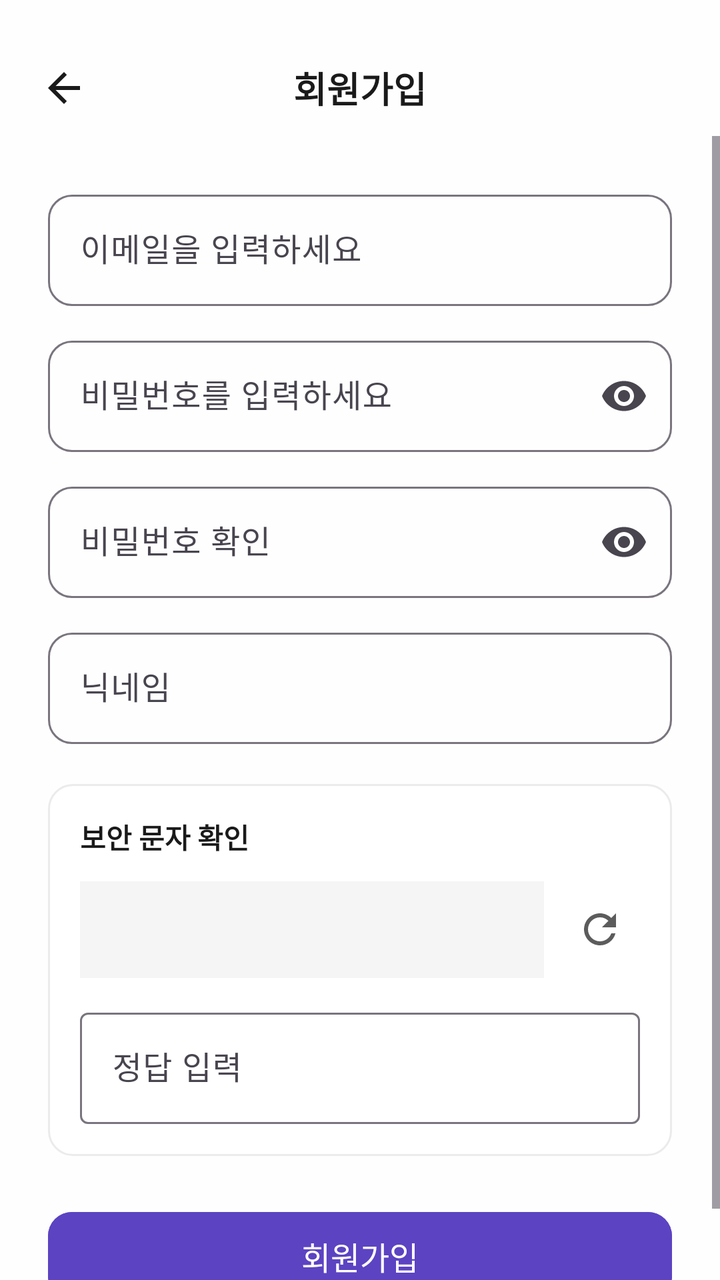
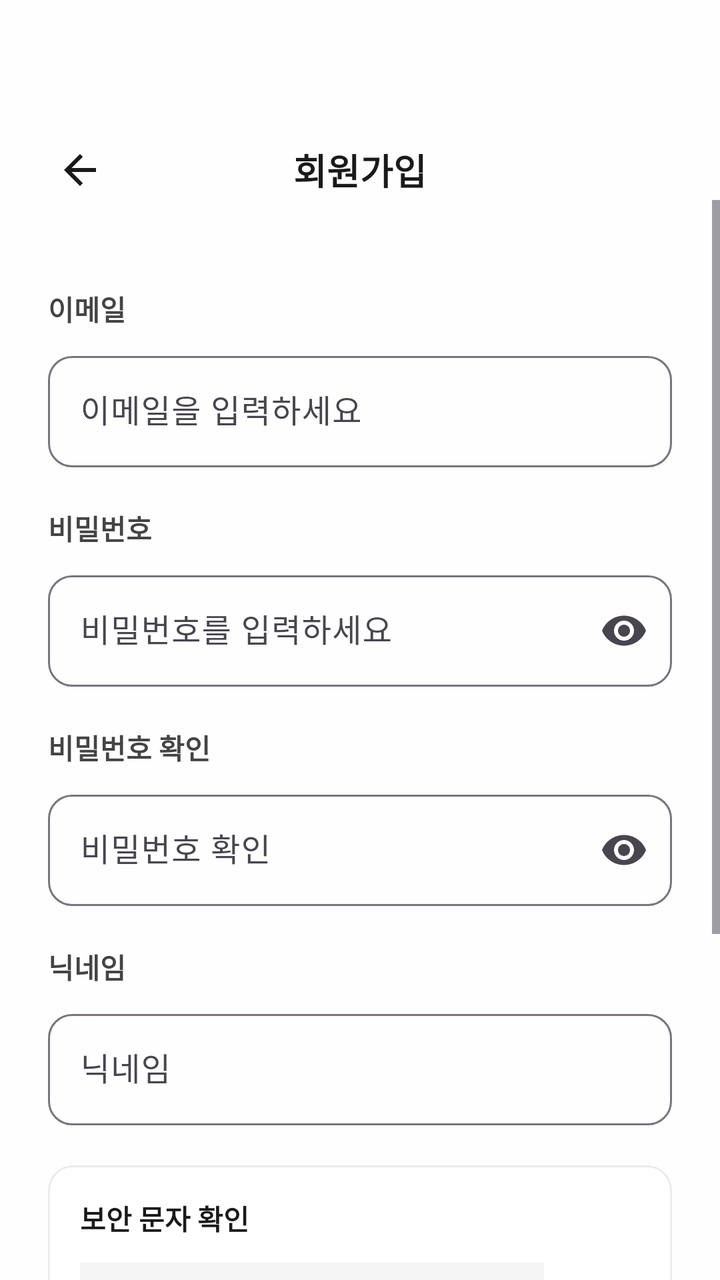

Before-and-after screenshots of an Android layout around one commit, followed by the original layout XML and the change that was made.
<!-- AndroidManifest.xml: application theme Theme.TripShare -->
<!-- res/layout/activity_signup.xml -->
<?xml version="1.0" encoding="utf-8"?>
<LinearLayout xmlns:android="http://schemas.android.com/apk/res/android"
    xmlns:app="http://schemas.android.com/apk/res-auto"
    android:layout_width="match_parent"
    android:layout_height="match_parent"
    android:background="@color/background"
    android:fitsSystemWindows="true"
    android:orientation="vertical">

    <LinearLayout
        android:id="@+id/toolbar"
        android:layout_width="match_parent"
        android:layout_height="wrap_content"
        android:gravity="center_vertical"
        android:minHeight="@dimen/toolbar_min_height"
        android:orientation="horizontal"
        android:paddingHorizontal="8dp"
        android:paddingTop="@dimen/screen_top_extra">

        <ImageButton
            android:id="@+id/btn_back"
            android:layout_width="48dp"
            android:layout_height="48dp"
            android:background="?attr/selectableItemBackgroundBorderless"
            android:contentDescription="@null"
            android:src="@drawable/ic_back" />

        <TextView
            android:layout_width="0dp"
            android:layout_height="wrap_content"
            android:layout_weight="1"
            android:gravity="center"
            android:text="@string/sign_up"
            android:textColor="@color/text_primary"
            android:textSize="18sp"
            android:textStyle="bold" />

        <View
            android:layout_width="48dp"
            android:layout_height="48dp" />
    </LinearLayout>

    <ScrollView
        android:layout_width="match_parent"
        android:layout_height="0dp"
        android:layout_weight="1"
        android:clipToPadding="false">

        <LinearLayout
            android:layout_width="match_parent"
            android:layout_height="wrap_content"
            android:orientation="vertical"
            android:padding="24dp">

            <com.google.android.material.textfield.TextInputLayout
                android:layout_width="match_parent"
                android:layout_height="wrap_content"
                android:hint="@string/email"
                app:boxBackgroundMode="outline"
                app:boxCornerRadiusBottomEnd="12dp"
                app:boxCornerRadiusBottomStart="12dp"
                app:boxCornerRadiusTopEnd="12dp"
                app:boxCornerRadiusTopStart="12dp">

                <com.google.android.material.textfield.TextInputEditText
                    android:id="@+id/et_email"
                    android:layout_width="match_parent"
                    android:layout_height="wrap_content"
                    android:inputType="textEmailAddress" />
            </com.google.android.material.textfield.TextInputLayout>

            <com.google.android.material.textfield.TextInputLayout
                android:layout_width="match_parent"
                android:layout_height="wrap_content"
                android:layout_marginTop="12dp"
                android:hint="@string/password"
                app:boxBackgroundMode="outline"
                app:boxCornerRadiusBottomEnd="12dp"
                app:boxCornerRadiusBottomStart="12dp"
                app:boxCornerRadiusTopEnd="12dp"
                app:boxCornerRadiusTopStart="12dp"
                app:endIconMode="password_toggle">

                <com.google.android.material.textfield.TextInputEditText
                    android:id="@+id/et_password"
                    android:layout_width="match_parent"
                    android:layout_height="wrap_content"
                    android:inputType="textPassword" />
            </com.google.android.material.textfield.TextInputLayout>

            <com.google.android.material.textfield.TextInputLayout
                android:layout_width="match_parent"
                android:layout_height="wrap_content"
                android:layout_marginTop="12dp"
                android:hint="@string/confirm_password"
                app:boxBackgroundMode="outline"
                app:boxCornerRadiusBottomEnd="12dp"
                app:boxCornerRadiusBottomStart="12dp"
                app:boxCornerRadiusTopEnd="12dp"
                app:boxCornerRadiusTopStart="12dp"
                app:endIconMode="password_toggle">

                <com.google.android.material.textfield.TextInputEditText
                    android:id="@+id/et_confirm_password"
                    android:layout_width="match_parent"
                    android:layout_height="wrap_content"
                    android:inputType="textPassword" />
            </com.google.android.material.textfield.TextInputLayout>

            <com.google.android.material.textfield.TextInputLayout
                android:layout_width="match_parent"
                android:layout_height="wrap_content"
                android:layout_marginTop="12dp"
                android:hint="@string/nickname"
                app:boxBackgroundMode="outline"
                app:boxCornerRadiusBottomEnd="12dp"
                app:boxCornerRadiusBottomStart="12dp"
                app:boxCornerRadiusTopEnd="12dp"
                app:boxCornerRadiusTopStart="12dp">

                <com.google.android.material.textfield.TextInputEditText
                    android:id="@+id/et_nickname"
                    android:layout_width="match_parent"
                    android:layout_height="wrap_content"
                    android:inputType="text" />
            </com.google.android.material.textfield.TextInputLayout>

            <include
                android:id="@+id/captcha_view"
                layout="@layout/view_captcha" />

            <com.google.android.material.button.MaterialButton
                android:id="@+id/btn_signup"
                style="@style/PurpleButton"
                android:layout_width="match_parent"
                android:layout_height="wrap_content"
                android:layout_marginTop="24dp"
                android:text="@string/sign_up" />
        </LinearLayout>
    </ScrollView>
</LinearLayout>
<!-- res/layout/view_captcha.xml (included above) -->
<?xml version="1.0" encoding="utf-8"?>
<LinearLayout xmlns:android="http://schemas.android.com/apk/res/android"
    android:layout_width="match_parent"
    android:layout_height="wrap_content"
    android:layout_marginTop="20dp"
    android:background="@drawable/bg_rounded_card"
    android:orientation="vertical"
    android:padding="16dp">

    <TextView
        android:layout_width="wrap_content"
        android:layout_height="wrap_content"
        android:text="@string/captcha_title"
        android:textColor="@color/text_primary"
        android:textSize="14sp"
        android:textStyle="bold" />

    <LinearLayout
        android:layout_width="match_parent"
        android:layout_height="wrap_content"
        android:layout_marginTop="12dp"
        android:gravity="center_vertical"
        android:orientation="horizontal">

        <TextView
            android:id="@+id/tv_captcha_question"
            android:layout_width="0dp"
            android:layout_height="wrap_content"
            android:layout_weight="1"
            android:background="@color/surface_subtle"
            android:padding="12dp"
            android:textColor="@color/text_primary"
            android:textSize="18sp"
            android:textStyle="bold" />

        <ImageButton
            android:id="@+id/btn_captcha_refresh"
            android:layout_width="40dp"
            android:layout_height="40dp"
            android:layout_marginStart="8dp"
            android:background="?attr/selectableItemBackgroundBorderless"
            android:contentDescription="@string/captcha_refresh"
            android:src="@drawable/ic_refresh" />
    </LinearLayout>

    <com.google.android.material.textfield.TextInputLayout
        android:layout_width="match_parent"
        android:layout_height="wrap_content"
        android:layout_marginTop="12dp"
        android:hint="@string/captcha_answer_hint">

        <com.google.android.material.textfield.TextInputEditText
            android:id="@+id/et_captcha_answer"
            android:layout_width="match_parent"
            android:layout_height="wrap_content"
            android:inputType="numberSigned" />
    </com.google.android.material.textfield.TextInputLayout>
</LinearLayout>
<!-- resources referenced by this layout -->
<resources>
  <color name="background">#FEFEFE</color>
  <color name="surface_subtle">#F5F5F5</color>
  <color name="text_primary">#1A1A1A</color>
  <dimen name="screen_top_extra">20dp</dimen>
  <dimen name="toolbar_min_height">56dp</dimen>
  <!-- drawable bg_rounded_card (drawable) -->
  <?xml version="1.0" encoding="utf-8"?>
  <shape xmlns:android="http://schemas.android.com/apk/res/android"
      android:shape="rectangle">
      <solid android:color="@color/card_bg" />
      <stroke
          android:width="1dp"
          android:color="@color/divider" />
      <corners android:radius="12dp" />
  </shape>
  <!-- drawable ic_back (drawable) -->
  <vector xmlns:android="http://schemas.android.com/apk/res/android"
      android:width="24dp"
      android:height="24dp"
      android:viewportWidth="24"
      android:viewportHeight="24">
      <path
          android:fillColor="@color/text_primary"
          android:pathData="M20,11H7.83l5.59,-5.59L12,4l-8,8 8,8 1.41,-1.41L7.83,13H20v-2z" />
  </vector>
  <!-- drawable ic_refresh (drawable) -->
  <vector xmlns:android="http://schemas.android.com/apk/res/android"
      android:width="24dp"
      android:height="24dp"
      android:viewportWidth="24"
      android:viewportHeight="24">
      <path
          android:fillColor="@color/text_secondary"
          android:pathData="M17.65,6.35C16.2,4.9 14.21,4 12,4c-4.42,0 -7.99,3.58 -7.99,8s3.57,8 7.99,8c3.73,0 6.84,-2.55 7.73,-6h-2.08c-0.82,2.33 -3.04,4 -5.65,4 -3.31,0 -6,-2.69 -6,-6s2.69,-6 6,-6c1.66,0 3.14,0.69 4.22,1.78L13,11h7V4l-2.35,2.35z" />
  </vector>
  <string name="captcha_answer_hint">정답 입력</string>
  <string name="captcha_refresh">새로고침</string>
  <string name="captcha_title">보안 문자 확인</string>
  <string name="confirm_password">비밀번호 확인</string>
  <string name="email">이메일을 입력하세요</string>
  <string name="nickname">닉네임</string>
  <string name="password">비밀번호를 입력하세요</string>
  <string name="sign_up">회원가입</string>
  <style name="PurpleButton" parent="Widget.Material3.Button">
          <item name="android:backgroundTint">@color/purple_primary</item>
          <item name="android:textColor">@color/white</item>
          <item name="cornerRadius">12dp</item>
          <item name="android:textSize">16sp</item>
          <item name="android:minHeight">52dp</item>
          <item name="android:letterSpacing">0</item>
      </style>
  <style name="Theme.TripShare" parent="Base.Theme.TripShare" />
  <color name="card_bg">#FFFFFF</color>
  <color name="divider">#EBEBEB</color>
  <color name="text_secondary">#5C5C5C</color>
  <color name="purple_primary">#5C43C2</color>
  <color name="white">#FFFFFFFF</color>
  <style name="Base.Theme.TripShare" parent="Theme.Material3.DayNight.NoActionBar">
          <item name="colorPrimary">@color/purple_primary</item>
          <item name="colorPrimaryDark">@color/purple_dark</item>
          <item name="colorAccent">@color/purple_primary</item>
          <item name="android:colorBackground">@color/background</item>
          <item name="colorSurface">@color/card_bg</item>
          <item name="android:windowBackground">@color/background</item>
          <item name="android:statusBarColor">@color/background</item>
          <item name="android:windowLightStatusBar">true</item>
          <item name="android:navigationBarColor">@color/background</item>
          <item name="android:windowLightNavigationBar" tools:targetApi="27">true</item>
          <item name="android:windowOptOutEdgeToEdgeEnforcement" tools:targetApi="35">true</item>
      </style>
  <color name="purple_dark">#4A35A0</color>
</resources>

<!-- the commit's change to res/layout/activity_signup.xml (unified diff, before → after) -->
@@ -10,12 +10,12 @@
     <LinearLayout
         android:id="@+id/toolbar"
         android:layout_width="match_parent"
-        android:layout_height="wrap_content"
+        android:layout_height="100dp"
+        android:paddingTop="70dp"
         android:gravity="center_vertical"
         android:minHeight="@dimen/toolbar_min_height"
         android:orientation="horizontal"
-        android:paddingHorizontal="8dp"
-        android:paddingTop="@dimen/screen_top_extra">
+        android:paddingHorizontal="16dp">
 
         <ImageButton
             android:id="@+id/btn_back"
@@ -52,6 +52,16 @@
             android:orientation="vertical"
             android:padding="24dp">
 
+            <TextView
+                android:layout_width="wrap_content"
+                android:layout_height="wrap_content"
+                android:layout_marginTop="20dp"
+                android:text="이메일"
+                android:textColor="#444444"
+                android:textStyle="bold"
+                android:textSize="14sp"
+                android:layout_marginBottom="8dp"/>
+
             <com.google.android.material.textfield.TextInputLayout
                 android:layout_width="match_parent"
                 android:layout_height="wrap_content"
@@ -69,10 +79,19 @@
                     android:inputType="textEmailAddress" />
             </com.google.android.material.textfield.TextInputLayout>
 
-            <com.google.android.material.textfield.TextInputLayout
-                android:layout_width="match_parent"
-                android:layout_height="wrap_content"
-                android:layout_marginTop="12dp"
+            <TextView
+                android:layout_width="wrap_content"
+                android:layout_height="wrap_content"
+                android:layout_marginTop="20dp"
+                android:layout_marginBottom="8dp"
+                android:text="비밀번호"
+                android:textColor="#444444"
+                android:textStyle="bold"
+                android:textSize="14sp"/>
+
+            <com.google.android.material.textfield.TextInputLayout
+                android:layout_width="match_parent"
+                android:layout_height="wrap_content"
                 android:hint="@string/password"
                 app:boxBackgroundMode="outline"
                 app:boxCornerRadiusBottomEnd="12dp"
@@ -88,10 +107,19 @@
                     android:inputType="textPassword" />
             </com.google.android.material.textfield.TextInputLayout>
 
-            <com.google.android.material.textfield.TextInputLayout
-                android:layout_width="match_parent"
-                android:layout_height="wrap_content"
-                android:layout_marginTop="12dp"
+            <TextView
+                android:layout_width="wrap_content"
+                android:layout_height="wrap_content"
+                android:layout_marginTop="20dp"
+                android:layout_marginBottom="8dp"
+                android:text="비밀번호 확인"
+                android:textColor="#444444"
+                android:textStyle="bold"
+                android:textSize="14sp"/>
+
+            <com.google.android.material.textfield.TextInputLayout
+                android:layout_width="match_parent"
+                android:layout_height="wrap_content"
                 android:hint="@string/confirm_password"
                 app:boxBackgroundMode="outline"
                 app:boxCornerRadiusBottomEnd="12dp"
@@ -107,10 +135,19 @@
                     android:inputType="textPassword" />
             </com.google.android.material.textfield.TextInputLayout>
 
-            <com.google.android.material.textfield.TextInputLayout
-                android:layout_width="match_parent"
-                android:layout_height="wrap_content"
-                android:layout_marginTop="12dp"
+            <TextView
+                android:layout_width="wrap_content"
+                android:layout_height="wrap_content"
+                android:layout_marginTop="20dp"
+                android:layout_marginBottom="8dp"
+                android:text="닉네임"
+                android:textColor="#444444"
+                android:textStyle="bold"
+                android:textSize="14sp"/>
+
+            <com.google.android.material.textfield.TextInputLayout
+                android:layout_width="match_parent"
+                android:layout_height="wrap_content"
                 android:hint="@string/nickname"
                 app:boxBackgroundMode="outline"
                 app:boxCornerRadiusBottomEnd="12dp"
@@ -127,6 +164,7 @@
 
             <include
                 android:id="@+id/captcha_view"
+                android:layout_marginTop="10dp"
                 layout="@layout/view_captcha" />
 
             <com.google.android.material.button.MaterialButton
@@ -134,7 +172,7 @@
                 style="@style/PurpleButton"
                 android:layout_width="match_parent"
                 android:layout_height="wrap_content"
-                android:layout_marginTop="24dp"
+                android:layout_marginTop="50dp"
                 android:text="@string/sign_up" />
         </LinearLayout>
     </ScrollView>
<!-- resource entries referenced after the edit -->
@@ -3,7 +3,6 @@
   <color name="background">#FEFEFE</color>
   <color name="surface_subtle">#F5F5F5</color>
   <color name="text_primary">#1A1A1A</color>
-  <dimen name="screen_top_extra">20dp</dimen>
   <dimen name="toolbar_min_height">56dp</dimen>
   <!-- drawable bg_rounded_card (drawable) -->
   <?xml version="1.0" encoding="utf-8"?>
